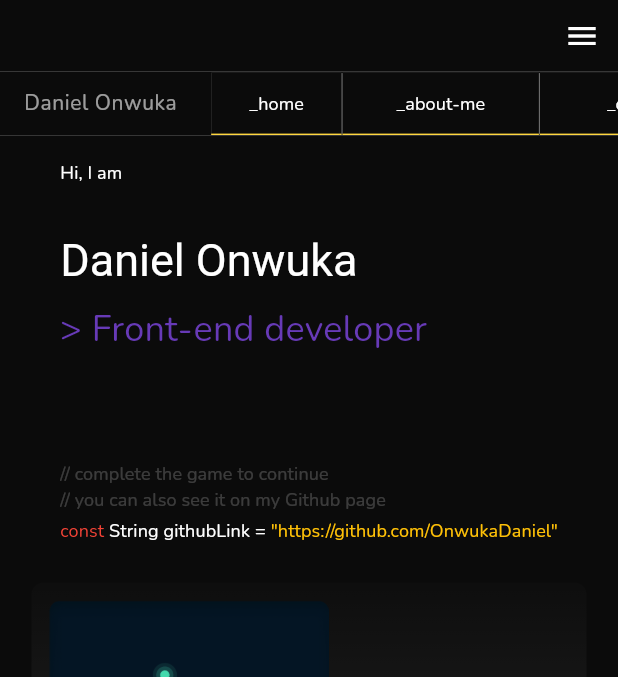
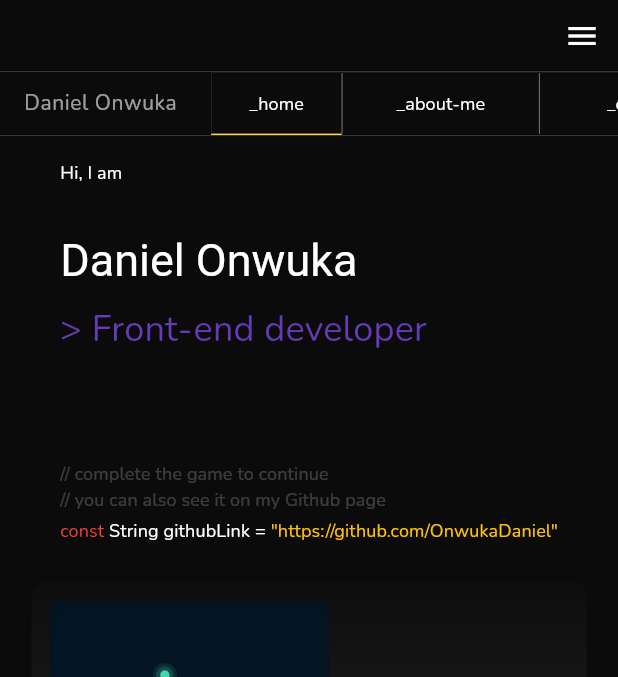
Before and after one commit to OnwukaDaniel/portfolio, a Flutter app: the screen it shows after launch, on a phone screen of 412 x 824 dp, the part 110-787 px from its top. Run offline on Flutter 3.47's test engine with Material 3 defaults, Android fonts, the phone set to English and light mode, and no system bars; drawn by our look-alikes of animated_background, animated_text_kit, overlay_support; our stand-ins replace carousel_slider, font_awesome_flutter, stacked, video_player; missing offline and left inert: animated_gradient, code_text_field, highlight, media_kit, media_kit_video, particles_flutter and 1 more; Roboto replaces fonts that are missing (JMH Typewriter).

Commit message:
Revamp app bar

```diff
--- a/lib/app_navigate.dart
+++ b/lib/app_navigate.dart
@@ -10,6 +10,7 @@ class AppNavigate {
   factory AppNavigate() => _instance;
 
   static ValueNotifier<Set<PathEnum>> pathVn = ValueNotifier({});
+  static ValueNotifier<PathEnum> homeBodyVn = ValueNotifier(PathEnum.home);
 
   static final Set<PathEnum> _navigationPath = {PathEnum.home};
 
--- a/lib/app_wrapper.dart
+++ b/lib/app_wrapper.dart
@@ -79,11 +79,11 @@ class _AppWrapperState extends State<AppWrapper>
                         shrinkWrap: true,
                         itemCount: actions.length,
                         itemBuilder: (_, index) {
-                          var page = actions.elementAt(index).id;
+                          var page = actions.elementAt(index);
                           return InkWell(
                             onTap: () {
-                              if (widget.id == page) return;
-
+                              if (widget.id == page.id) return;
+                              AppNavigate.homeBodyVn.value = page;
                             },
                             child: Row(
                               children: [
@@ -106,13 +106,18 @@ class _AppWrapperState extends State<AppWrapper>
                                       child:
                                           Text(actions[index].name, style: ll),
                                     ),
-                                    Container(
-                                      height: 1,
-                                      width: (actions[index].name.length * 11) +
-                                          16 * 2,
-                                      color: actions[index] == actions.elementAt(index)
-                                          ? Colors.amberAccent
-                                          : Colors.transparent,
+                                    ValueListenableBuilder(
+                                      valueListenable: AppNavigate.homeBodyVn,
+                                      builder: (context, path, _) {
+                                        return Container(
+                                          height: 1,
+                                          width: (actions[index].name.length * 11) +
+                                              16 * 2,
+                                          color: actions[index].id == path.id
+                                              ? Colors.amberAccent
+                                              : Colors.transparent,
+                                        );
+                                      },
                                     ),
                                   ],
                                 ),
--- a/lib/main.dart
+++ b/lib/main.dart
@@ -21,7 +21,12 @@ class MyApp extends StatelessWidget {
             title: 'My Portfolio',
             debugShowCheckedModeBanner: false,
             theme: value,
-            home: const Home(),
+            home: ValueListenableBuilder(
+              valueListenable: AppNavigate.homeBodyVn,
+              builder: (context, path, _) {
+                return AppWrapper(id: 'id', child: path.page);
+              }
+            ),
           ),
         );
       },
--- a/lib/ui/about_me/about_me.dart
+++ b/lib/ui/about_me/about_me.dart
@@ -13,9 +13,7 @@ class AboutMe extends StatelessWidget {
       viewModelBuilder: () => AboutMeViewmodel(),
       onViewModelReady: (_) => _.init(),
       builder: (context, model, _) {
-        return AppWrapper(
-          id: id,
-          child: Row(
+        return Row(
           children: [
             Container(
               height: size.height,
@@ -44,7 +42,6 @@ class AboutMe extends StatelessWidget {
               child: PersonalInfoDisplay(),
             ),
           ],
-          ),
         );
       },
     );
--- a/lib/ui/contact/contact.dart
+++ b/lib/ui/contact/contact.dart
@@ -13,9 +13,7 @@ class Contact extends StatelessWidget {
       viewModelBuilder: () => ContactViewmodel(context),
       onViewModelReady: (_) => _.init(),
       builder: (context, model, _) {
-        return AppWrapper(
-          id: id,
-          child: Row(
+        return Row(
           children: [
             verticalDivider,
             sideBar(),
@@ -142,7 +140,6 @@ class Contact extends StatelessWidget {
               ),
             ),
           ],
-          ),
         );
       },
     );
--- a/lib/ui/home/home.dart
+++ b/lib/ui/home/home.dart
@@ -10,9 +10,7 @@ class Home extends StatelessWidget {
   Widget build(BuildContext context) {
     var size = MediaQuery.of(context).size;
 
-    return AppWrapper(
-      id: id,
-      child: ListView(
+    return ListView(
       children: [
         SizedBox(
           height: size.height - (kToolbarHeight * 2),
@@ -61,7 +59,6 @@ class Home extends StatelessWidget {
                 ),
         ),
       ],
-      ),
     );
   }
 
--- a/lib/ui/projects/projects.dart
+++ b/lib/ui/projects/projects.dart
@@ -14,9 +14,7 @@ class Projects extends StatelessWidget {
       onViewModelReady: (_) => _.init(),
       builder: (_, model, __) {
         var desktop = context.device == DeviceType.desktop;
-        return AppWrapper(
-          id: id,
-          child: Row(
+        return Row(
           children: [
             Container(
               height: size.height,
@@ -43,7 +41,6 @@ class Projects extends StatelessWidget {
               child: ProjectsInfoDisplay(),
             ),
           ],
-          ),
         );
       },
     );
```
Lines whose indentation alone changed are shown as unchanged.
